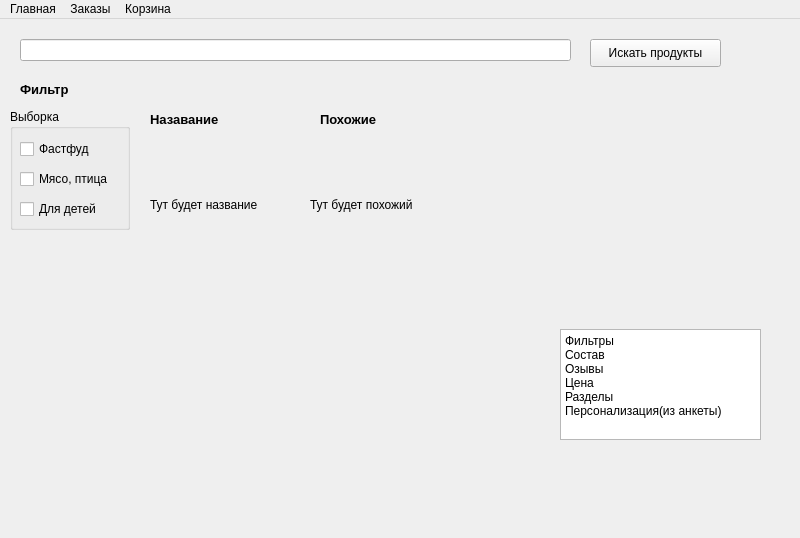
First picture: the form in main_window.ui, repository zarterdud/YandexQt5, before the edit.
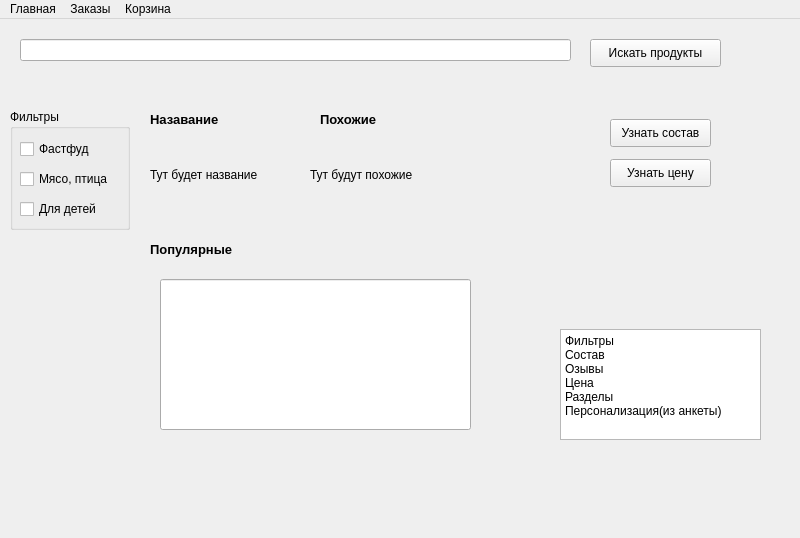
Second picture: the form after the edit.

```diff
--- a/main_window.ui
+++ b/main_window.ui
@@ -32,19 +32,6 @@
 Персонализация(из анкеты)</string>
     </property>
    </widget>
-   <widget class="QLabel" name="filter">
-    <property name="geometry">
-     <rect>
-      <x>20</x>
-      <y>60</y>
-      <width>71</width>
-      <height>21</height>
-     </rect>
-    </property>
-    <property name="text">
-     <string>&lt;html&gt;&lt;head/&gt;&lt;body&gt;&lt;p&gt;&lt;span style=&quot; font-size:10pt; font-weight:600;&quot;&gt;Фильтр&lt;/span&gt;&lt;/p&gt;&lt;/body&gt;&lt;/html&gt;</string>
-    </property>
-   </widget>
    <widget class="QLineEdit" name="search">
     <property name="geometry">
      <rect>
@@ -81,7 +68,7 @@
      </rect>
     </property>
     <property name="title">
-     <string>Выборка</string>
+     <string>Фильтры</string>
     </property>
     <widget class="QCheckBox" name="fastfood">
      <property name="geometry">
@@ -127,9 +114,9 @@
     <property name="geometry">
      <rect>
       <x>150</x>
-      <y>130</y>
+      <y>140</y>
       <width>131</width>
-      <height>111</height>
+      <height>31</height>
      </rect>
     </property>
     <property name="text">
@@ -167,18 +154,18 @@
      <rect>
       <x>310</x>
       <y>130</y>
-      <width>131</width>
-      <height>111</height>
+      <width>151</width>
+      <height>51</height>
      </rect>
     </property>
     <property name="text">
-     <string>Тут будет похожий</string>
+     <string>Тут будут похожие</string>
     </property>
    </widget>
    <widget class="QLabel" name="similar_name">
     <property name="geometry">
      <rect>
-      <x>150</x>
+      <x>20</x>
       <y>60</y>
       <width>371</width>
       <height>21</height>
@@ -191,6 +178,55 @@
      <string>&lt;html&gt;&lt;head/&gt;&lt;body&gt;&lt;p&gt;&lt;br/&gt;&lt;/p&gt;&lt;/body&gt;&lt;/html&gt;</string>
     </property>
    </widget>
+   <widget class="QLabel" name="popular_lable">
+    <property name="geometry">
+     <rect>
+      <x>150</x>
+      <y>220</y>
+      <width>121</width>
+      <height>21</height>
+     </rect>
+    </property>
+    <property name="text">
+     <string>&lt;html&gt;&lt;head/&gt;&lt;body&gt;&lt;p&gt;&lt;span style=&quot; font-size:10pt; font-weight:600;&quot;&gt;Популярные&lt;/span&gt;&lt;/p&gt;&lt;/body&gt;&lt;/html&gt;</string>
+    </property>
+   </widget>
+   <widget class="QPushButton" name="strukture">
+    <property name="geometry">
+     <rect>
+      <x>610</x>
+      <y>100</y>
+      <width>101</width>
+      <height>28</height>
+     </rect>
+    </property>
+    <property name="text">
+     <string>Узнать состав</string>
+    </property>
+   </widget>
+   <widget class="QPushButton" name="prise_value">
+    <property name="geometry">
+     <rect>
+      <x>610</x>
+      <y>140</y>
+      <width>101</width>
+      <height>28</height>
+     </rect>
+    </property>
+    <property name="text">
+     <string>Узнать цену</string>
+    </property>
+   </widget>
+   <widget class="QLineEdit" name="popular">
+    <property name="geometry">
+     <rect>
+      <x>160</x>
+      <y>260</y>
+      <width>311</width>
+      <height>151</height>
+     </rect>
+    </property>
+   </widget>
   </widget>
   <widget class="QMenuBar" name="menubar">
    <property name="geometry">
```
Left out of the diff: 4 changed lines with no effect on the pictures.
